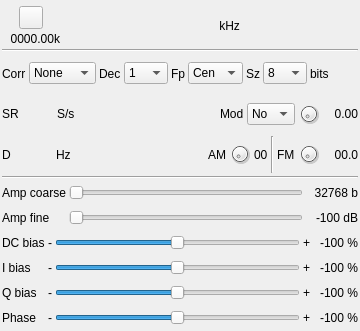
The window that plugins/samplesource/testsource/testsourcegui.ui (f4exb/sdrangel) describes before a commit, drawn with Qt 5.
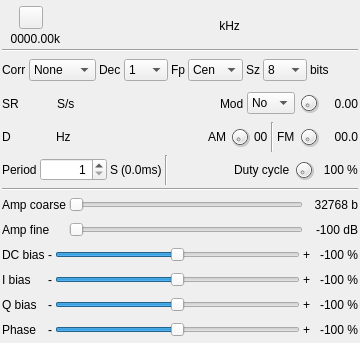
The same window after the commit. Icons and pictures are not drawn. Custom widgets are drawn as their Qt base class.

Commit message: TestSource: period and duty cycle for the P1 and P2 patterns

Diff of the .ui file:
```diff
--- a/plugins/samplesource/testsource/testsourcegui.ui
+++ b/plugins/samplesource/testsource/testsourcegui.ui
@@ -7,7 +7,7 @@
     <x>0</x>
     <y>0</y>
     <width>360</width>
-    <height>331</height>
+    <height>343</height>
    </rect>
   </property>
   <property name="sizePolicy">
@@ -696,6 +696,116 @@
      </item>
     </layout>
    </item>
+   <item>
+    <layout class="QHBoxLayout" name="horizontalLayout">
+     <item>
+      <widget class="QLabel" name="periodLabel">
+       <property name="text">
+        <string>Period</string>
+       </property>
+      </widget>
+     </item>
+     <item>
+      <widget class="QSpinBox" name="period">
+       <property name="toolTip">
+        <string>Period for P1 and P2 patterns as number of samples</string>
+       </property>
+       <property name="alignment">
+        <set>Qt::AlignRight|Qt::AlignTrailing|Qt::AlignVCenter</set>
+       </property>
+       <property name="minimum">
+        <number>1</number>
+       </property>
+       <property name="maximum">
+        <number>1000000000</number>
+       </property>
+      </widget>
+     </item>
+     <item>
+      <widget class="QLabel" name="periodUnits">
+       <property name="text">
+        <string>S</string>
+       </property>
+      </widget>
+     </item>
+     <item>
+      <widget class="QLabel" name="periodText">
+       <property name="text">
+        <string>(0.0ms)</string>
+       </property>
+      </widget>
+     </item>
+     <item>
+      <widget class="Line" name="line_3">
+       <property name="orientation">
+        <enum>Qt::Vertical</enum>
+       </property>
+      </widget>
+     </item>
+     <item>
+      <spacer name="horizontalSpacer_6">
+       <property name="orientation">
+        <enum>Qt::Horizontal</enum>
+       </property>
+       <property name="sizeHint" stdset="0">
+        <size>
+         <width>40</width>
+         <height>20</height>
+        </size>
+       </property>
+      </spacer>
+     </item>
+     <item>
+      <widget class="QLabel" name="dutyCycleLabel">
+       <property name="text">
+        <string>Duty cycle</string>
+       </property>
+      </widget>
+     </item>
+     <item>
+      <widget class="QDial" name="dutyCycle">
+       <property name="maximumSize">
+        <size>
+         <width>22</width>
+         <height>22</height>
+        </size>
+       </property>
+       <property name="toolTip">
+        <string>Duty cycle for P2 pattern in percent</string>
+       </property>
+       <property name="maximum">
+        <number>100</number>
+       </property>
+       <property name="pageStep">
+        <number>1</number>
+       </property>
+      </widget>
+     </item>
+     <item>
+      <widget class="QLabel" name="dutyCycleText">
+       <property name="minimumSize">
+        <size>
+         <width>26</width>
+         <height>0</height>
+        </size>
+       </property>
+       <property name="text">
+        <string>100</string>
+       </property>
+       <property name="alignment">
+        <set>Qt::AlignRight|Qt::AlignTrailing|Qt::AlignVCenter</set>
+       </property>
+      </widget>
+     </item>
+     <item>
+      <widget class="QLabel" name="dutyCycleUnits">
+       <property name="text">
+        <string>%</string>
+       </property>
+      </widget>
+     </item>
+    </layout>
+   </item>
    <item>
     <widget class="Line" name="line_4">
      <property name="orientation">
```
The commit also changes 8 other files.
